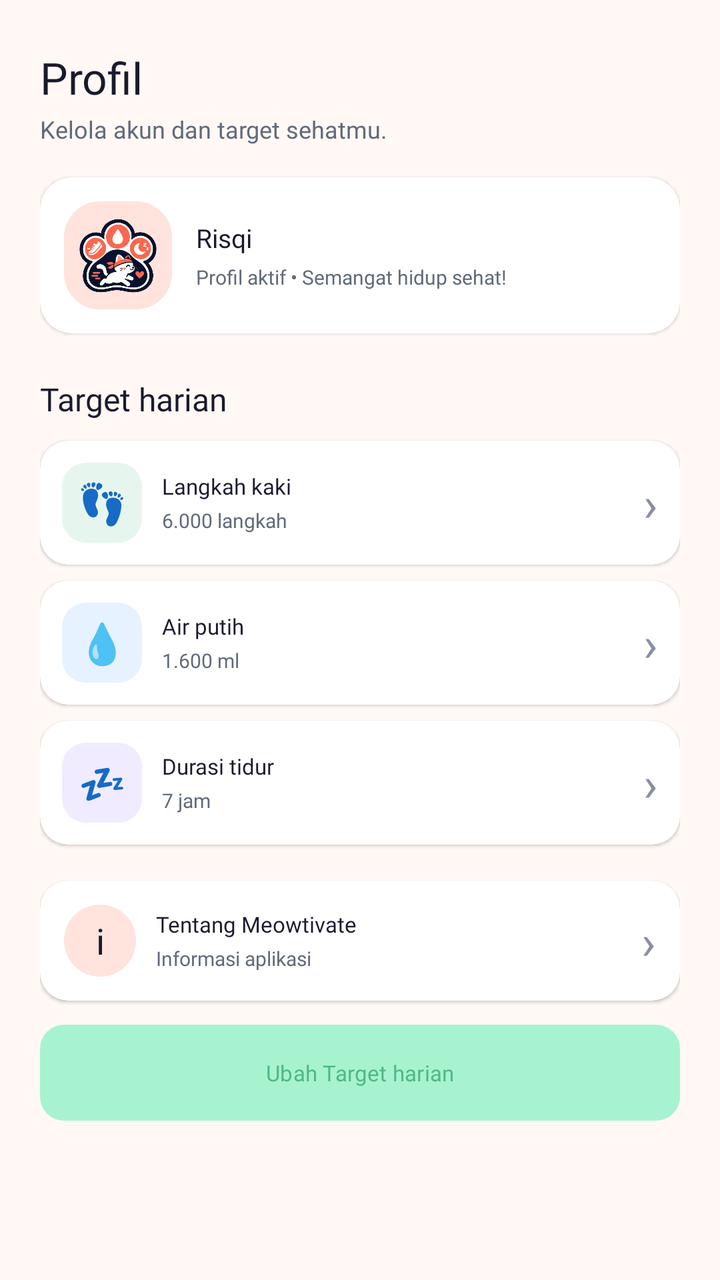
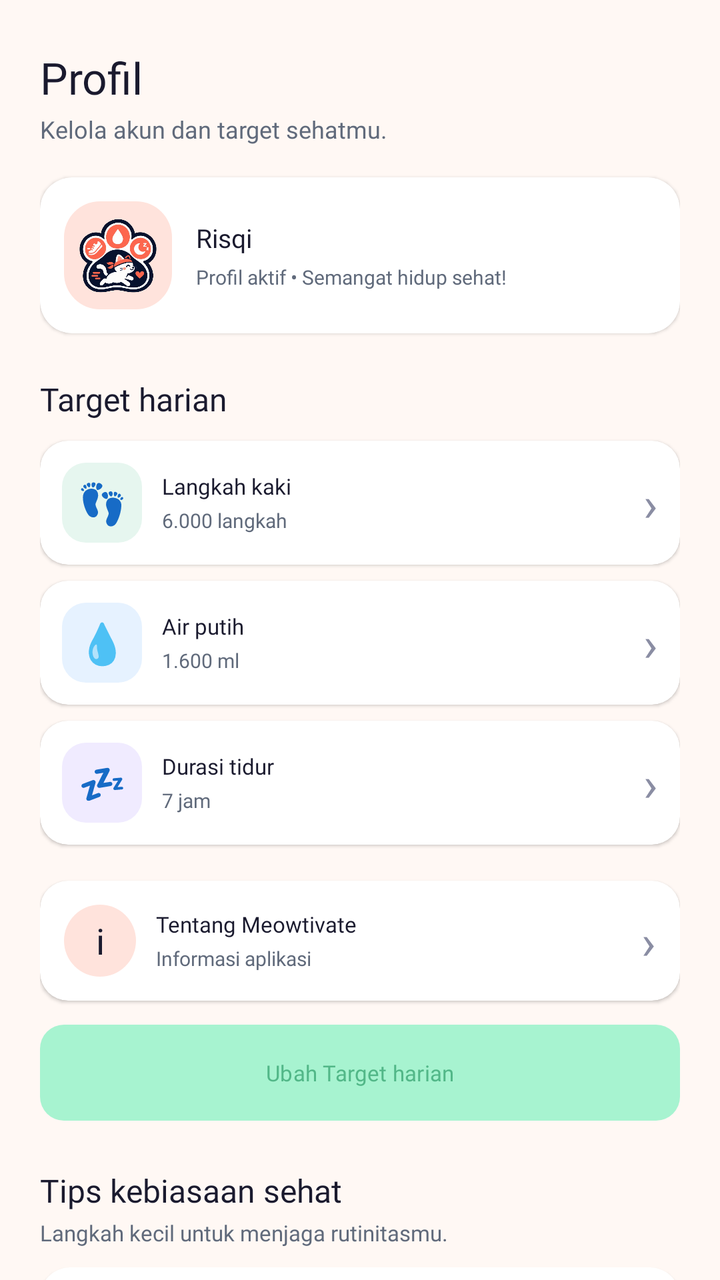

Before-and-after screenshots of an Android layout around one commit, followed by the original layout XML and the change that was made.
<!-- AndroidManifest.xml: application theme Theme.Project_risqullah -->
<!-- res/layout/fragment_profile.xml -->
<?xml version="1.0" encoding="utf-8"?>
<androidx.core.widget.NestedScrollView xmlns:android="http://schemas.android.com/apk/res/android"
    xmlns:app="http://schemas.android.com/apk/res-auto"
    android:layout_width="match_parent"
    android:layout_height="match_parent"
    android:background="@color/cream"
    android:fillViewport="true"
    android:overScrollMode="never">

    <LinearLayout
        android:layout_width="match_parent"
        android:layout_height="wrap_content"
        android:orientation="vertical"
        android:paddingStart="20dp"
        android:paddingTop="24dp"
        android:paddingEnd="20dp"
        android:paddingBottom="24dp">

        
        <TextView
            android:layout_width="match_parent"
            android:layout_height="wrap_content"
            android:fontFamily="@font/poppins_bold"
            android:text="Profil"
            android:textColor="@color/navy"
            android:textSize="22sp" />

        <TextView
            android:layout_width="match_parent"
            android:layout_height="wrap_content"
            android:layout_marginTop="3dp"
            android:fontFamily="@font/inter_regular"
            android:text="Kelola akun dan target sehatmu."
            android:textColor="@color/text_secondary"
            android:textSize="12sp" />

        
        <androidx.cardview.widget.CardView
            android:layout_width="match_parent"
            android:layout_height="wrap_content"
            android:layout_marginTop="16dp"
            app:cardBackgroundColor="@color/surface_white"
            app:cardCornerRadius="16dp"
            app:cardElevation="1dp"
            app:cardUseCompatPadding="false">

            <LinearLayout
                android:layout_width="match_parent"
                android:layout_height="wrap_content"
                android:gravity="center_vertical"
                android:orientation="horizontal"
                android:padding="12dp">

                <FrameLayout
                    android:layout_width="54dp"
                    android:layout_height="54dp"
                    android:background="@drawable/bg_about_badge">

                    <ImageView
                        android:layout_width="42dp"
                        android:layout_height="42dp"
                        android:layout_gravity="center"
                        android:contentDescription="Logo profil Meowtivate"
                        android:scaleType="fitCenter"
                        android:src="@drawable/meowtivate_mark_rmbg" />

                </FrameLayout>

                <LinearLayout
                    android:layout_width="0dp"
                    android:layout_height="wrap_content"
                    android:layout_marginStart="12dp"
                    android:layout_weight="1"
                    android:orientation="vertical">

                    <TextView
                        android:id="@+id/tvProfileName"
                        android:layout_width="match_parent"
                        android:layout_height="wrap_content"
                        android:fontFamily="@font/inter_semibold"
                        android:text="Risqi"
                        android:textColor="@color/navy"
                        android:textSize="13sp" />

                    <TextView
                        android:id="@+id/tvProfileSubtitle"
                        android:layout_width="match_parent"
                        android:layout_height="wrap_content"
                        android:layout_marginTop="4dp"
                        android:fontFamily="@font/inter_regular"
                        android:text="Profil aktif • Semangat hidup sehat!"
                        android:textColor="@color/text_secondary"
                        android:textSize="10sp" />

                </LinearLayout>

            </LinearLayout>

        </androidx.cardview.widget.CardView>

        
        <TextView
            android:layout_width="match_parent"
            android:layout_height="wrap_content"
            android:layout_marginTop="22dp"
            android:fontFamily="@font/poppins_bold"
            android:text="Target harian"
            android:textColor="@color/navy"
            android:textSize="16sp" />

        
        <androidx.cardview.widget.CardView
            android:id="@+id/rowTargetSteps"
            android:layout_width="match_parent"
            android:layout_height="wrap_content"
            android:layout_marginTop="10dp"
            app:cardBackgroundColor="@color/surface_white"
            app:cardCornerRadius="14dp"
            app:cardElevation="1dp"
            app:cardUseCompatPadding="false">

            <LinearLayout
                android:layout_width="match_parent"
                android:layout_height="wrap_content"
                android:gravity="center_vertical"
                android:orientation="horizontal"
                android:padding="11dp">

                <FrameLayout
                    android:layout_width="40dp"
                    android:layout_height="40dp"
                    android:background="@drawable/bg_steps_icon">

                    <TextView
                        android:layout_width="match_parent"
                        android:layout_height="match_parent"
                        android:gravity="center"
                        android:text="👣"
                        android:textSize="20sp" />

                </FrameLayout>

                <LinearLayout
                    android:layout_width="0dp"
                    android:layout_height="wrap_content"
                    android:layout_marginStart="10dp"
                    android:layout_weight="1"
                    android:orientation="vertical">

                    <TextView
                        android:layout_width="match_parent"
                        android:layout_height="wrap_content"
                        android:fontFamily="@font/inter_semibold"
                        android:text="Langkah kaki"
                        android:textColor="@color/navy"
                        android:textSize="11sp" />

                    <TextView
                        android:layout_width="match_parent"
                        android:layout_height="wrap_content"
                        android:layout_marginTop="3dp"
                        android:fontFamily="@font/inter_regular"
                        android:text="6.000 langkah"
                        android:textColor="@color/text_secondary"
                        android:textSize="10sp" />

                </LinearLayout>

                <TextView
                    android:layout_width="wrap_content"
                    android:layout_height="wrap_content"
                    android:fontFamily="@font/inter_regular"
                    android:text="›"
                    android:textColor="@color/muted"
                    android:textSize="24sp" />

            </LinearLayout>

        </androidx.cardview.widget.CardView>

        
        <androidx.cardview.widget.CardView
            android:id="@+id/rowTargetWater"
            android:layout_width="match_parent"
            android:layout_height="wrap_content"
            android:layout_marginTop="8dp"
            app:cardBackgroundColor="@color/surface_white"
            app:cardCornerRadius="14dp"
            app:cardElevation="1dp"
            app:cardUseCompatPadding="false">

            <LinearLayout
                android:layout_width="match_parent"
                android:layout_height="wrap_content"
                android:gravity="center_vertical"
                android:orientation="horizontal"
                android:padding="11dp">

                <FrameLayout
                    android:layout_width="40dp"
                    android:layout_height="40dp"
                    android:background="@drawable/bg_water_icon">

                    <TextView
                        android:layout_width="match_parent"
                        android:layout_height="match_parent"
                        android:gravity="center"
                        android:text="💧"
                        android:textSize="20sp" />

                </FrameLayout>

                <LinearLayout
                    android:layout_width="0dp"
                    android:layout_height="wrap_content"
                    android:layout_marginStart="10dp"
                    android:layout_weight="1"
                    android:orientation="vertical">

                    <TextView
                        android:layout_width="match_parent"
                        android:layout_height="wrap_content"
                        android:fontFamily="@font/inter_semibold"
                        android:text="Air putih"
                        android:textColor="@color/navy"
                        android:textSize="11sp" />

                    <TextView
                        android:layout_width="match_parent"
                        android:layout_height="wrap_content"
                        android:layout_marginTop="3dp"
                        android:fontFamily="@font/inter_regular"
                        android:text="1.600 ml"
                        android:textColor="@color/text_secondary"
                        android:textSize="10sp" />

                </LinearLayout>

                <TextView
                    android:layout_width="wrap_content"
                    android:layout_height="wrap_content"
                    android:fontFamily="@font/inter_regular"
                    android:text="›"
                    android:textColor="@color/muted"
                    android:textSize="24sp" />

            </LinearLayout>

        </androidx.cardview.widget.CardView>

        
        <androidx.cardview.widget.CardView
            android:id="@+id/rowTargetSleep"
            android:layout_width="match_parent"
            android:layout_height="wrap_content"
            android:layout_marginTop="8dp"
            app:cardBackgroundColor="@color/surface_white"
            app:cardCornerRadius="14dp"
            app:cardElevation="1dp"
            app:cardUseCompatPadding="false">

            <LinearLayout
                android:layout_width="match_parent"
                android:layout_height="wrap_content"
                android:gravity="center_vertical"
                android:orientation="horizontal"
                android:padding="11dp">

                <FrameLayout
                    android:layout_width="40dp"
                    android:layout_height="40dp"
                    android:background="@drawable/bg_sleep_icon">

                    <TextView
                        android:layout_width="match_parent"
                        android:layout_height="match_parent"
                        android:gravity="center"
                        android:text="💤"
                        android:textSize="19sp" />

                </FrameLayout>

                <LinearLayout
                    android:layout_width="0dp"
                    android:layout_height="wrap_content"
                    android:layout_marginStart="10dp"
                    android:layout_weight="1"
                    android:orientation="vertical">

                    <TextView
                        android:layout_width="match_parent"
                        android:layout_height="wrap_content"
                        android:fontFamily="@font/inter_semibold"
                        android:text="Durasi tidur"
                        android:textColor="@color/navy"
                        android:textSize="11sp" />

                    <TextView
                        android:layout_width="match_parent"
                        android:layout_height="wrap_content"
                        android:layout_marginTop="3dp"
                        android:fontFamily="@font/inter_regular"
                        android:text="7 jam"
                        android:textColor="@color/text_secondary"
                        android:textSize="10sp" />

                </LinearLayout>

                <TextView
                    android:layout_width="wrap_content"
                    android:layout_height="wrap_content"
                    android:fontFamily="@font/inter_regular"
                    android:text="›"
                    android:textColor="@color/muted"
                    android:textSize="24sp" />

            </LinearLayout>

        </androidx.cardview.widget.CardView>

        
        <androidx.cardview.widget.CardView
            android:id="@+id/btnAboutMeowtivate"
            android:layout_width="match_parent"
            android:layout_height="wrap_content"
            android:layout_marginTop="18dp"
            app:cardBackgroundColor="@color/surface_white"
            app:cardCornerRadius="14dp"
            app:cardElevation="1dp"
            app:cardUseCompatPadding="false">

            <LinearLayout
                android:layout_width="match_parent"
                android:layout_height="wrap_content"
                android:gravity="center_vertical"
                android:orientation="horizontal"
                android:padding="12dp">

                <FrameLayout
                    android:layout_width="36dp"
                    android:layout_height="36dp"
                    android:background="@drawable/bg_about_badge">

                    <TextView
                        android:layout_width="match_parent"
                        android:layout_height="match_parent"
                        android:fontFamily="@font/inter_semibold"
                        android:gravity="center"
                        android:text="i"
                        android:textColor="@color/navy"
                        android:textSize="18sp" />

                </FrameLayout>

                <LinearLayout
                    android:layout_width="0dp"
                    android:layout_height="wrap_content"
                    android:layout_marginStart="10dp"
                    android:layout_weight="1"
                    android:orientation="vertical">

                    <TextView
                        android:layout_width="match_parent"
                        android:layout_height="wrap_content"
                        android:fontFamily="@font/inter_semibold"
                        android:text="Tentang Meowtivate"
                        android:textColor="@color/navy"
                        android:textSize="11sp" />

                    <TextView
                        android:layout_width="match_parent"
                        android:layout_height="wrap_content"
                        android:layout_marginTop="3dp"
                        android:fontFamily="@font/inter_regular"
                        android:text="Informasi aplikasi"
                        android:textColor="@color/text_secondary"
                        android:textSize="10sp" />

                </LinearLayout>

                <TextView
                    android:layout_width="wrap_content"
                    android:layout_height="wrap_content"
                    android:text="›"
                    android:textColor="@color/muted"
                    android:textSize="24sp" />

            </LinearLayout>

        </androidx.cardview.widget.CardView>

        
        <com.google.android.material.button.MaterialButton
            android:id="@+id/btnEditTargets"
            android:layout_width="match_parent"
            android:layout_height="48dp"
            android:layout_marginTop="12dp"
            android:fontFamily="@font/inter_semibold"
            android:insetTop="0dp"
            android:insetBottom="0dp"
            android:text="Ubah Target harian"
            android:textAllCaps="false"
            android:textColor="@color/green"
            android:textSize="11sp"
            app:backgroundTint="@color/mint"
            app:cornerRadius="12dp"
            app:rippleColor="@color/peach" />

    </LinearLayout>

</androidx.core.widget.NestedScrollView>
<!-- resources referenced by this layout -->
<resources>
  <color name="cream">#FFF8F4</color>
  <color name="green">#52B788</color>
  <color name="mint">#A7F3D0</color>
  <color name="muted">#8A8DA3</color>
  <color name="navy">#1A1A2E</color>
  <color name="peach">#FFE3DC</color>
  <color name="surface_white">#FFFFFF</color>
  <color name="text_secondary">#606A7B</color>
  <!-- drawable bg_about_badge (drawable) -->
  <?xml version="1.0" encoding="utf-8"?>
  <shape xmlns:android="http://schemas.android.com/apk/res/android"
      android:shape="rectangle">
  
      <solid android:color="@color/peach" />
      <corners android:radius="18dp" />
  
  </shape>
  <!-- drawable bg_sleep_icon (drawable) -->
  <?xml version="1.0" encoding="utf-8"?>
  <shape xmlns:android="http://schemas.android.com/apk/res/android"
      android:shape="rectangle">
      <solid android:color="@color/sleep_surface" />
      <corners android:radius="12dp" />
  </shape>
  <!-- drawable bg_steps_icon (drawable) -->
  <?xml version="1.0" encoding="utf-8"?>
  <shape xmlns:android="http://schemas.android.com/apk/res/android"
      android:shape="rectangle">
      <solid android:color="@color/steps_surface" />
      <corners android:radius="12dp" />
  </shape>
  <!-- drawable bg_water_icon (drawable) -->
  <?xml version="1.0" encoding="utf-8"?>
  <shape xmlns:android="http://schemas.android.com/apk/res/android"
      android:shape="rectangle">
      <solid android:color="@color/water_surface" />
      <corners android:radius="12dp" />
  </shape>
  <!-- drawable meowtivate_mark_rmbg: png bitmap (drawable-nodpi, 297039 bytes) -->
  <style name="Theme.Project_risqullah" parent="Base.Theme.Project_risqullah" />
  <color name="sleep_surface">#F0EBFF</color>
  <color name="steps_surface">#E6F6EF</color>
  <color name="water_surface">#E6F2FF</color>
  <style name="Base.Theme.Project_risqullah" parent="Theme.Material3.Light.NoActionBar">
  
          
          <item name="colorPrimary">@color/navy</item>
          <item name="colorOnPrimary">@color/white</item>
  
          <item name="colorSecondary">@color/coral</item>
          <item name="colorOnSecondary">@color/navy</item>
  
          <item name="colorTertiary">@color/green</item>
  
          
          <item name="colorSurface">@color/surface_white</item>
          <item name="colorOnSurface">@color/text_primary</item>
          <item name="colorOutline">@color/border_default</item>
  
          
          <item name="android:colorAccent">@color/coral</item>
          <item name="android:windowBackground">@color/cream</item>
  
          
          <item name="android:statusBarColor">@color/navy</item>
          <item name="android:navigationBarColor">@color/navy</item>
          <item name="android:windowLightStatusBar">false</item>
          <item name="android:windowLightNavigationBar">false</item>
  
      </style>
  <color name="white">#FFFFFFFF</color>
  <color name="coral">#FF7A6B</color>
  <color name="text_primary">#1A1A2E</color>
  <color name="border_default">#E5E7EB</color>
</resources>

<!-- the commit's change to res/layout/fragment_profile.xml (unified diff, before → after) -->
@@ -1,6 +1,7 @@
 <?xml version="1.0" encoding="utf-8"?>
 <androidx.core.widget.NestedScrollView xmlns:android="http://schemas.android.com/apk/res/android"
     xmlns:app="http://schemas.android.com/apk/res-auto"
+    xmlns:tools="http://schemas.android.com/tools"
     android:layout_width="match_parent"
     android:layout_height="match_parent"
     android:background="@color/cream"
@@ -406,6 +407,51 @@
             app:cornerRadius="12dp"
             app:rippleColor="@color/peach" />
 
+        
+        <TextView
+            android:layout_width="match_parent"
+            android:layout_height="wrap_content"
+            android:layout_marginTop="24dp"
+            android:fontFamily="@font/poppins_bold"
+            android:text="Tips kebiasaan sehat"
+            android:textColor="@color/navy"
+            android:textSize="16sp" />
+
+        <TextView
+            android:layout_width="match_parent"
+            android:layout_height="wrap_content"
+            android:layout_marginTop="3dp"
+            android:fontFamily="@font/inter_regular"
+            android:text="Langkah kecil untuk menjaga rutinitasmu."
+            android:textColor="@color/text_secondary"
+            android:textSize="11sp" />
+
+        <androidx.cardview.widget.CardView
+            android:layout_width="match_parent"
+            android:layout_height="wrap_content"
+            android:layout_marginTop="10dp"
+            app:cardBackgroundColor="@color/surface_white"
+            app:cardCornerRadius="15dp"
+            app:cardElevation="1dp"
+            app:cardUseCompatPadding="false">
+
+            <ListView
+                android:id="@+id/listHealthyHabits"
+                android:layout_width="match_parent"
+                android:layout_height="360dp"
+                android:background="@android:color/transparent"
+                android:clipToPadding="false"
+                android:divider="@color/border_default"
+                android:dividerHeight="1dp"
+                android:listSelector="@android:color/transparent"
+                android:nestedScrollingEnabled="false"
+                android:paddingStart="12dp"
+                android:paddingEnd="12dp"
+                android:scrollbars="none"
+                tools:listitem="@android:layout/simple_list_item_2" />
+
+        </androidx.cardview.widget.CardView>
+
     </LinearLayout>
 
 </androidx.core.widget.NestedScrollView>
